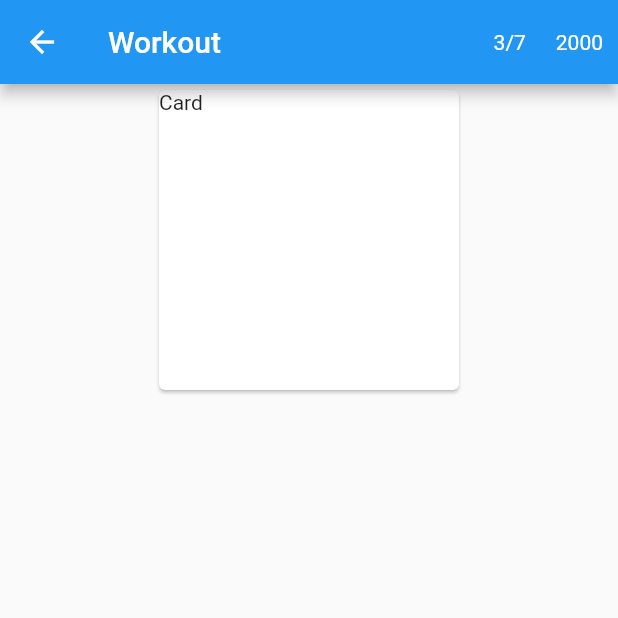
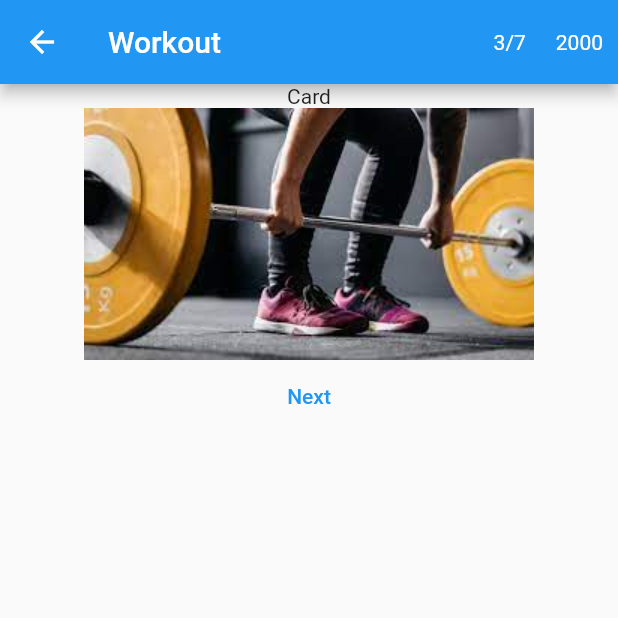
Before and after one commit to minisounds/Domu, a Flutter app: the HomeStudentScreen screen opened directly, after a tap on "Go to Workout!", on a phone screen of 412 x 824 dp, the top half of it. Run offline on Flutter 3.47's test engine with Material 2 defaults, Android fonts, the phone set to English and light mode, and no system bars; our stand-ins replace firebase_core; accounts and stored records are empty.

Commit message:
workout UI changes

```diff
--- a/domu/lib/screens/homeStudent.dart
+++ b/domu/lib/screens/homeStudent.dart
@@ -36,7 +36,8 @@ class _HomeStudentScreenState extends State<HomeStudentScreen> {
           style: TextStyle(fontSize: 30),
         ),
       ),
-      body: Column(
+      body: SingleChildScrollView(
+        child: Column(
           children: [
             Container(
               alignment: Alignment.center,
@@ -121,7 +122,7 @@ class _HomeStudentScreenState extends State<HomeStudentScreen> {
             ),
           ],
         ),
+      ),
     );
-    ;
   }
 }
--- a/domu/lib/screens/signup.dart
+++ b/domu/lib/screens/signup.dart
@@ -21,7 +21,7 @@ class _SignUpScreenState extends State<SignUpScreen> {
         // the App.build method, and use it to set our appbar title.
         title: const Text("Signup Page"),
       ),
-      body: Container(
+      body: SingleChildScrollView(
         child: Column(
           children: <Widget>[
             Align(
--- a/domu/lib/screens/workout.dart
+++ b/domu/lib/screens/workout.dart
@@ -8,6 +8,11 @@ class WorkoutScreen extends StatefulWidget {
 }
 
 class _WorkoutScreenState extends State<WorkoutScreen> {
+
+  void changeWorkout(){
+    //do the thing and change the workout for real
+  }
+
   @override
   Widget build(BuildContext context) {
     return Scaffold(
@@ -27,21 +32,21 @@ class _WorkoutScreenState extends State<WorkoutScreen> {
               margin: const EdgeInsets.all(10.0),
             ),
           ]),
-      body: SizedBox.expand(
-        child: Container(
-          child: Column(children: const [
-            Center(
-              child: Card(
-                child: SizedBox(
-                  width: 200,
-                  height: 200,
-                  child: Text("Card"),
-                )
-              ),
-            ),
-          ]),
-          alignment: Alignment.center,
-        )
+      body: Column(
+        children: [
+          Container(
+            child: const Text("Card"),
+            alignment: Alignment.center,
+          ),
+          Container(
+            child: Image.asset("assets/sampleWorkoutImage.png"),
+            alignment: Alignment.center,
+          ),
+          TextButton(
+            child: const Text("Next"),
+            onPressed: changeWorkout,
+          ),
+        ]
       )
     );
   }
--- a/domu/pubspec.yaml
+++ b/domu/pubspec.yaml
@@ -63,9 +63,8 @@ flutter:
   uses-material-design: true
 
   # To add assets to your application, add an assets section, like this:
-  # assets:
-  #   - images/a_dot_burr.jpeg
-  #   - images/a_dot_ham.jpeg
+  assets:
+    - assets/sampleWorkoutImage.png
 
   # An image asset can refer to one or more resolution-specific "variants", see
   # https://flutter.dev/assets-and-images/#resolution-aware.
```
Also changed, not shown: domu/assets/sampleWorkoutImage.png (added), 3 other files. Lines whose indentation alone changed are shown as unchanged.
